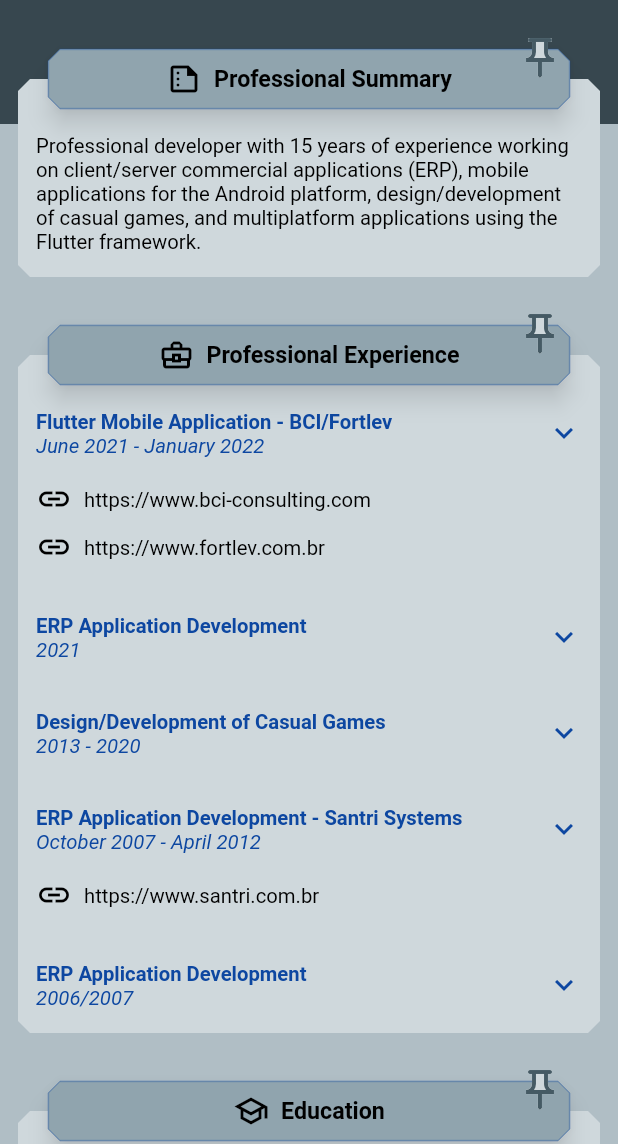
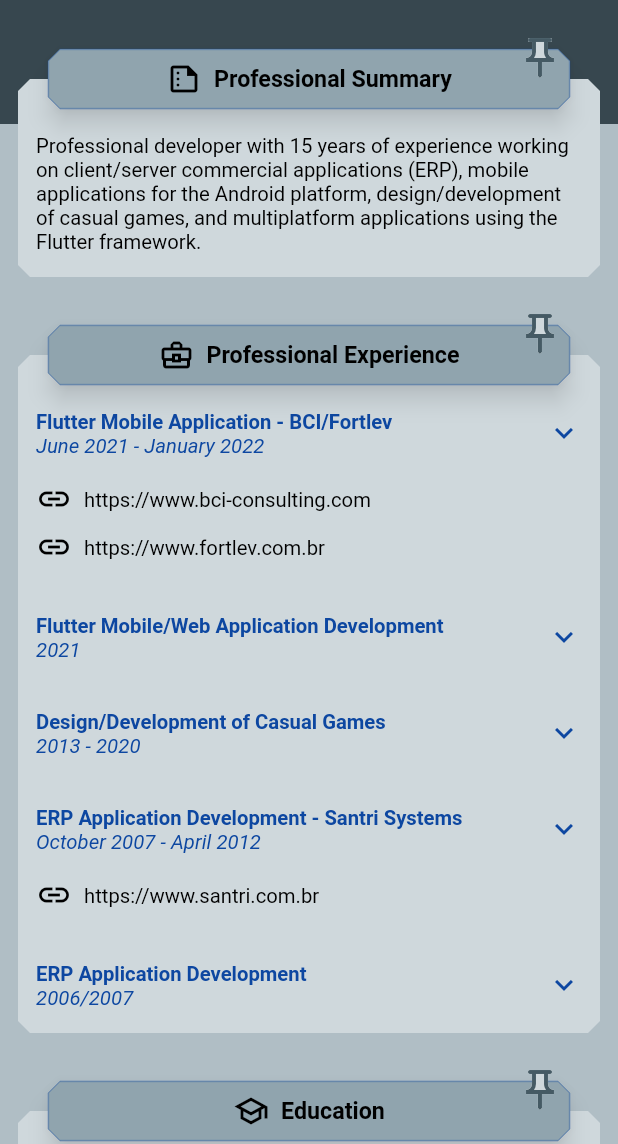
Before and after one commit to jmsil/flutter_my_cv, a Flutter app: the screen it shows after launch, on a phone screen of 412 x 824 dp, the part 92-1236 px from its top. Run offline on Flutter 3.47's test engine with Material 2 defaults, Android fonts, the phone set to English and light mode, and no system bars.

Commit message:
Updates previous professional experiences

```diff
--- a/lib/ui/strings.dart
+++ b/lib/ui/strings.dart
@@ -147,18 +147,18 @@ class CvStrings {
 
 
   static String get flutterExperienceTitle => _select(
-    'Desenvolvimento de Aplicação ERP',
-    'ERP Application Development'
+    'Desenvolvimento de Aplicação Flutter Mobile/Web',
+    'Flutter Mobile/Web Application Development'
   );
 
   static String get flutterExperienceText => _select(
-    'Atualmente estou negociando o desenvolvimento de uma aplicação para um cliente atuando no '
-    'ramo de prestação de serviço para empresas de mineração. O protótipo da aplicação (Flutter) '
-    'está disponível no meu portfólio no GitHub.',
+    'Nos primeiros meses do ano, negociei o desenvolvimento de uma aplicação para um cliente '
+    'que atua no ramo de prestação de serviço para empresas de mineração. O protótipo da '
+    'aplicação está disponível no meu portfólio no GitHub.',
 
-    'At the moment, I am negotiating to develop an ERP application for a client who acts in the '
-    'business of service supplying for mining companies. The prototype of the application '
-    '(Flutter) is available in my portfolio on GitHub.'
+    'At the beginning of the year, I negotiated the development of an application for a customer '
+    'who acts in the business of service supplying for mining companies. The prototype of the '
+    'application is available in my portfolio on GitHub.'
   );
 
 
@@ -220,7 +220,7 @@ class CvStrings {
     'At Santri Systems, I contributed to the development of the client/server application ADM '
     'using RAD Studio (Delphi) and Oracle database with SQL/PL SQL.\n\n'
 
-    'My role consisted of analyzing and implementing the client\'s requisitions along with the '
+    'My role consisted of analyzing and implementing the customer\'s requisitions along with the '
     'Senior Systems Analyst.\n\n'
 
     'As the main developer, my attributions also included introducing and assisting new teammates '
@@ -239,7 +239,7 @@ class CvStrings {
     'dados MySQL com um pequeno cliente em mente (Nenhum contrato foi fechado).',
 
     'I developed a small client/server application using RAD Studio (Delphi) and MySQL database '
-    'with a small client in mind (the contract was not closed).'
+    'with a small customer in mind (the contract was not closed).'
   );
 
 
```
